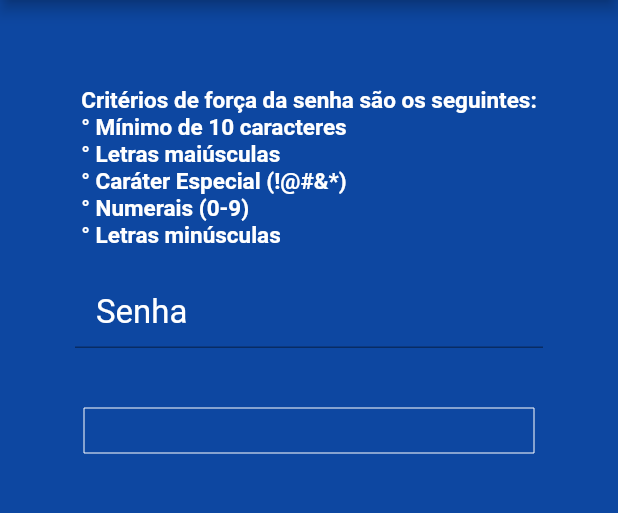
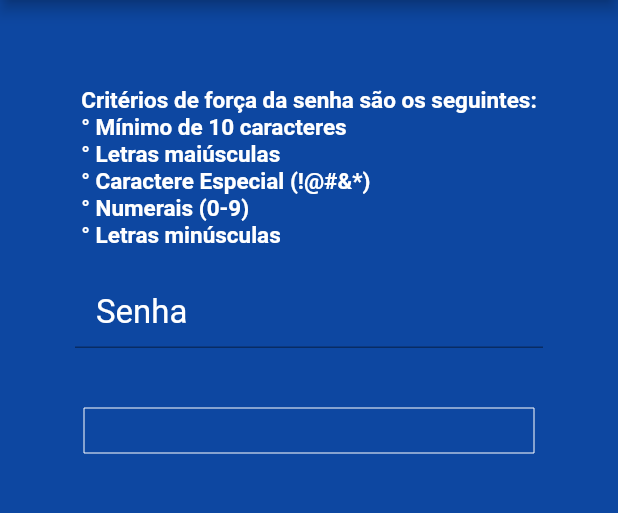
Before and after one commit to thiagoassisk8/PasswordVerifyApp, a Flutter app: the screen it shows after launch, after a tap on "Verificador de Senha", on a phone screen of 412 x 824 dp, the part 84-597 px from its top. Run offline on Flutter 3.47's test engine with Material 2 defaults, Android fonts, the phone set to English and light mode, and no system bars; missing offline and left inert: flutter_plugin_pdf_viewer; statements that could not run were skipped.

Commit message:
Atulização

```diff
--- a/lib/component/sign_in_form.dart
+++ b/lib/component/sign_in_form.dart
@@ -22,7 +22,7 @@ class _SignInFormState extends State<SignInForm> {
               Text("Critérios de força da senha são os seguintes:\n"
                   "° Mínimo de 10 caracteres \n"
                   "° Letras maiúsculas\n"
-                  "° Caráter Especial (!@#&*)\n"
+                  "° Caractere Especial (!@#&*)\n"
                   "° Numerais (0-9)\n"
                   "° Letras minúsculas\n",
                   style: TextStyle(
--- a/lib/pages/InfoRede.dart
+++ b/lib/pages/InfoRede.dart
@@ -47,7 +47,7 @@ class _HomePageState extends State<InfoRede> {
   @override
   Widget build(BuildContext context) {
     return Scaffold(
-      appBar: AppBar(title: Text("Informações sobre redes"),),
+      appBar: AppBar(title: Text("Segurança de redes"),),
       body: _loading ? Center(child: CircularProgressIndicator(),) : PDFViewer(document: _doc,
         indicatorBackground: Colors.blue[900],
         // showIndicator: false,
--- a/lib/pages/Problemas.dart
+++ b/lib/pages/Problemas.dart
@@ -7,6 +7,7 @@ class MyApp extends StatelessWidget {
   @override
   Widget build(BuildContext context) {
     return MaterialApp(
+      debugShowCheckedModeBanner: false,
       title: 'Informações',
       theme: ThemeData(
         primarySwatch: Colors.blue[900],
--- a/lib/pages/TelaInfo.dart
+++ b/lib/pages/TelaInfo.dart
@@ -98,7 +98,7 @@ class Telainf extends StatefulWidget {
                           mainAxisAlignment: MainAxisAlignment.spaceBetween,
                           children: <Widget>[
                             Text(
-                              'Informações sobre Redes',
+                              'Segurança de Redes',
                               style: TextStyle(
                                 fontSize: 20,
                                 fontWeight: FontWeight.w700,
```
Also changed, not shown: 2 other files.
